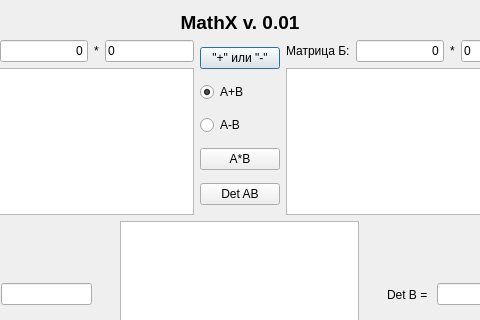
Old version of the form matr.ui in the repository Kanst/MathXv; both pictures show x 81 to 561 and y 0 to 320 of the 642 by 407 pixel window.
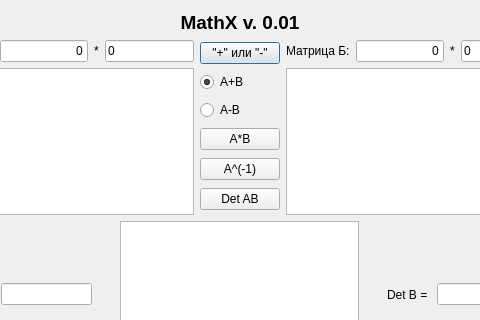
New version of the form.

```diff
--- a/matr.ui
+++ b/matr.ui
@@ -118,6 +118,13 @@
              </property>
             </widget>
            </item>
+           <item>
+            <widget class="QPushButton" name="pushButton_4">
+             <property name="text">
+              <string>A^(-1)</string>
+             </property>
+            </widget>
+           </item>
            <item>
             <widget class="QPushButton" name="pushButton">
              <property name="text">
```
